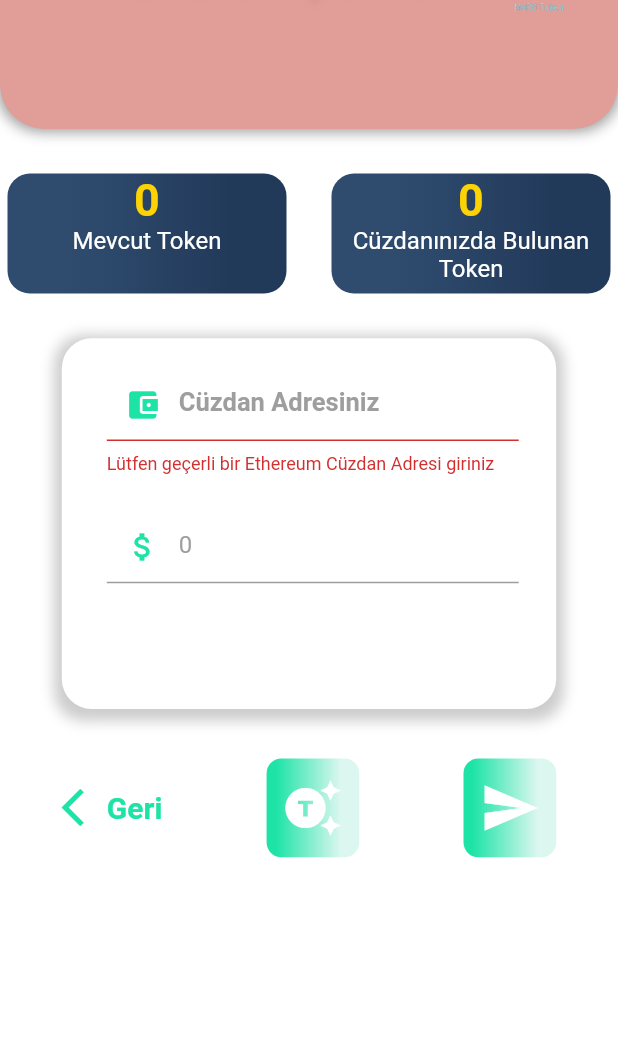
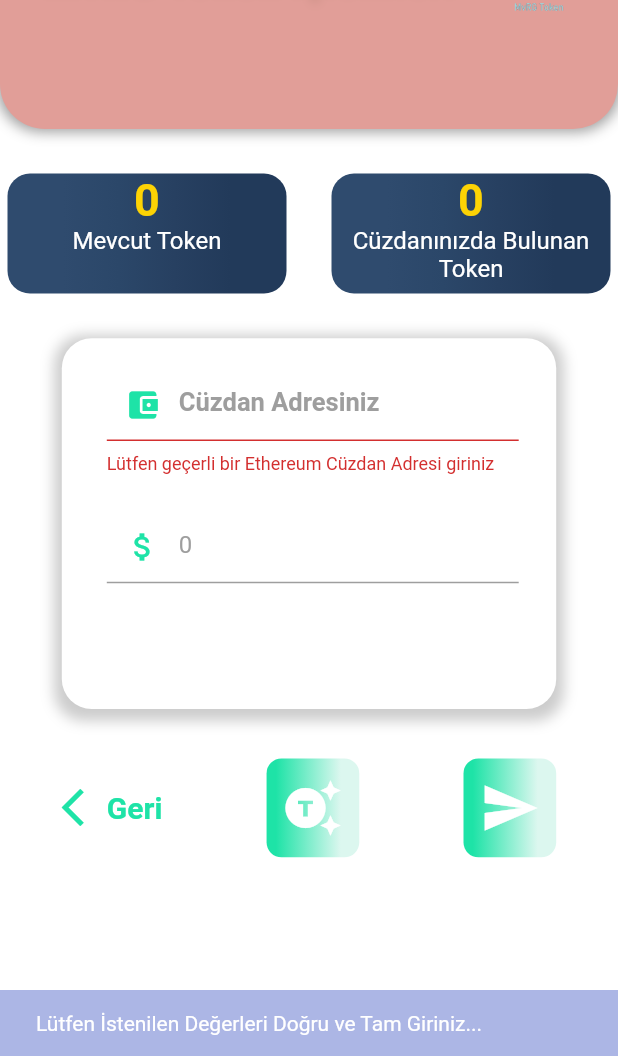
Before and after one commit to MrBuluc/mvrg_app, a Flutter app: the TokenTransferPage screen opened directly, after a tap on the "generating tokens" icon, after a tap on the "send" icon, on a phone screen of 412 x 824 dp, the part 180-1236 px from its top. Run offline on Flutter 3.47's test engine with Material 2 defaults, Android fonts, the phone set to English and light mode, and no system bars; our stand-ins replace awesome_dialog, cloud_firestore, connectivity_plus, firebase_auth, firebase_core, firebase_storage and 3 more; missing offline and left inert: barcode_scan2, web3dart; accounts and stored records are empty; Roboto replaces fonts that are missing (Catamaran).

Commit message:
completed token_transfer_page transferToken()

```diff
--- a/lib/repository/user_repository.dart
+++ b/lib/repository/user_repository.dart
@@ -250,6 +250,10 @@ class UserRepository implements AuthBase {
     return await _tokenService.getTokenBalance(address);
   }
 
+  Future<String> sendToken(String receiverAddress, int value) async {
+    return await _tokenService.sendToken(receiverAddress, BigInt.from(value));
+  }
+
   @override
   Future<bool> signOut() async {
     return await _firebaseAuthService.signOut();
--- a/lib/services/token_service.dart
+++ b/lib/services/token_service.dart
@@ -4,7 +4,7 @@ import 'package:mvrg_app/services/secret.dart';
 import 'package:web3dart/web3dart.dart';
 
 class TokenService {
-  final blockchainUrl = Secret.blockchainUrl;
+  final String blockchainUrl = Secret.blockchainUrl;
 
   late Client httpClient;
 
@@ -34,4 +34,21 @@ class TokenService {
     return DeployedContract(ContractAbi.fromJson(abiFile, "MvRGToken"),
         EthereumAddress.fromHex(Secret.mvRGTokenAddress));
   }
+
+  Future<String> callSetFunc(String funcName, List params) async {
+    DeployedContract contract = await getContract();
+    return await ethClient.sendTransaction(
+        EthPrivateKey.fromHex(Secret.privateAddress),
+        Transaction.callContract(
+            contract: contract,
+            function: contract.function(funcName),
+            parameters: params,
+            maxGas: 100000),
+        chainId: 4);
+  }
+
+  Future<String> sendToken(String receiverAddress, BigInt value) async {
+    return await callSetFunc(
+        "transfer", [EthereumAddress.fromHex(receiverAddress), value]);
+  }
 }
--- a/lib/ui/token_transfer_page/token_transfer_page.dart
+++ b/lib/ui/token_transfer_page/token_transfer_page.dart
@@ -7,8 +7,10 @@ import 'package:mvrg_app/services/validator.dart';
 import 'package:mvrg_app/ui/const.dart';
 import 'package:mvrg_app/viewmodel/user_model.dart';
 import 'package:provider/provider.dart';
+import 'package:url_launcher/url_launcher_string.dart';
 
 import '../../app/exceptions.dart';
+import '../../model/userC.dart';
 
 class TokenTransferPage extends StatefulWidget {
   const TokenTransferPage({Key? key}) : super(key: key);
@@ -21,7 +23,7 @@ class _TokenTransferPageState extends State<TokenTransferPage> {
   late Size size;
 
   TextEditingController addressCnt = TextEditingController();
-  TextEditingController countCnt = TextEditingController(text: "0");
+  TextEditingController valueCnt = TextEditingController(text: "0");
 
   bool isProgress = false;
 
@@ -176,7 +178,7 @@ class _TokenTransferPageState extends State<TokenTransferPage> {
                 ),
                 TextFormFieldC(
                   styleColor: Colors.grey,
-                  controller: countCnt,
+                  controller: valueCnt,
                   iconData: Icons.attach_money,
                   hintText: "Çekmek İstediğiniz Miktar",
                   validator: Validator.checkPrice,
@@ -239,7 +241,7 @@ class _TokenTransferPageState extends State<TokenTransferPage> {
       );
 
   Future checkBalance() async {
-    countCnt.text = "0";
+    valueCnt.text = "0";
     setState(() {
       isProgress = true;
     });
@@ -283,6 +285,126 @@ class _TokenTransferPageState extends State<TokenTransferPage> {
   }
 
   Future transferToken() async {
-    //ToDo count un 0 olmasını kontrol et
+    setState(() {
+      isProgress = true;
+    });
+
+    if (formKey.currentState!.validate()) {
+      try {
+        if (valueCnt.text != "0") {
+          int value = int.parse(valueCnt.text);
+          if (value <= token!) {
+            UserModel userModel =
+                Provider.of<UserModel>(context, listen: false);
+            UserC userC = userModel.user!;
+
+            String transactionHash =
+                    await userModel.sendToken(addressCnt.text, value),
+                etherscanUrl =
+                    "https://rinkeby.etherscan.io/tx/$transactionHash";
+
+            userC.token = userC.token! - value;
+            bool result = await userModel.updateUserStore(userC);
+            if (result) {
+              if (await canLaunchUrlString(etherscanUrl)) {
+                AwesomeDialog(
+                        context: context,
+                        dialogType: DialogType.SUCCES,
+                        animType: AnimType.RIGHSLIDE,
+                        headerAnimationLoop: true,
+                        title: "MvRG Token Transfer Edildi ✔",
+                        desc: "$value MvRG Token başarıyla transfer edildi. "
+                            "İsterseniz tamam butonuna basarak transactionın "
+                            "etherscan adresine gidebilirsiniz.",
+                        btnOkOnPress: () async {
+                          await launchUrlString(etherscanUrl);
+                        },
+                        btnOkText: "Tamam",
+                        btnOkColor: Colors.blue)
+                    .show();
+              } else {
+                AwesomeDialog(
+                        context: context,
+                        dialogType: DialogType.SUCCES,
+                        animType: AnimType.RIGHSLIDE,
+                        headerAnimationLoop: true,
+                        title: "MvRG Token Transfer Edildi ✔",
+                        desc: "$value MvRG Token başarıyla transfer edildi.",
+                        btnOkOnPress: () {},
+                        btnOkText: "Tamam",
+                        btnOkColor: Colors.blue)
+                    .show();
+              }
+
+              setState(() {
+                isProgress = false;
+                token = token! - value;
+              });
+            }
+          } else {
+            AwesomeDialog(
+                    context: context,
+                    dialogType: DialogType.WARNING,
+                    animType: AnimType.RIGHSLIDE,
+                    headerAnimationLoop: true,
+                    title: "Transfer Etme HATA",
+                    desc: "Transfer etmek istediğiniz $value MvRG Tokena sahip "
+                        "değilsiniz. Lütfen sahip olduğunuz MvRG Token "
+                        "miktarına eşit veya miktarından küçük bir değer "
+                        "giriniz.",
+                    btnOkOnPress: () {},
+                    btnOkText: "Tamam",
+                    btnOkColor: Colors.blue)
+                .show();
+
+            setState(() {
+              isProgress = false;
+            });
+          }
+        } else {
+          AwesomeDialog(
+                  context: context,
+                  dialogType: DialogType.WARNING,
+                  animType: AnimType.RIGHSLIDE,
+                  headerAnimationLoop: true,
+                  title: "Transfer Etme HATA",
+                  desc: "Lütfen 0 dan büyük bir MvRG Token miktarı giriniz.",
+                  btnOkOnPress: () {},
+                  btnOkText: "Tamam",
+                  btnOkColor: Colors.blue)
+              .show();
+
+          setState(() {
+            isProgress = false;
+          });
+        }
+      } catch (e) {
+        AwesomeDialog(
+                context: context,
+                dialogType: DialogType.ERROR,
+                animType: AnimType.RIGHSLIDE,
+                headerAnimationLoop: true,
+                title: "Transfer Etme HATA",
+                desc: Exceptions.goster(e.toString()),
+                btnOkOnPress: () {},
+                btnOkText: "Tamam",
+                btnOkColor: Colors.blue)
+            .show();
+
+        setState(() {
+          isProgress = false;
+        });
+      }
+    } else {
+      ScaffoldMessenger.of(context).showSnackBar(SnackBar(
+          content:
+              const Text("Lütfen İstenilen Değerleri Doğru ve Tam Giriniz..."),
+          duration: const Duration(seconds: 2),
+          backgroundColor: colorTwo));
+
+      setState(() {
+        isProgress = false;
+      });
+    }
   }
 }
--- a/lib/viewmodel/user_model.dart
+++ b/lib/viewmodel/user_model.dart
@@ -329,6 +329,15 @@ class UserModel with ChangeNotifier implements AuthBase {
     }
   }
 
+  Future<String> sendToken(String receiverAddress, int value) async {
+    try {
+      return await _userRepository.sendToken(receiverAddress, value);
+    } catch (e) {
+      printError("sendToken", e);
+      rethrow;
+    }
+  }
+
   @override
   Future<bool> signOut() async {
     try {
--- a/pubspec.yaml
+++ b/pubspec.yaml
@@ -42,6 +42,7 @@ dependencies:
   barcode_scan2: 4.2.1
   qr_flutter: 4.0.0
   web3dart: 2.3.3
+  url_launcher: 6.1.6
 
 
   # The following adds the Cupertino Icons font to your application.
```
Also changed, not shown: pubspec.lock, 1 other file.
